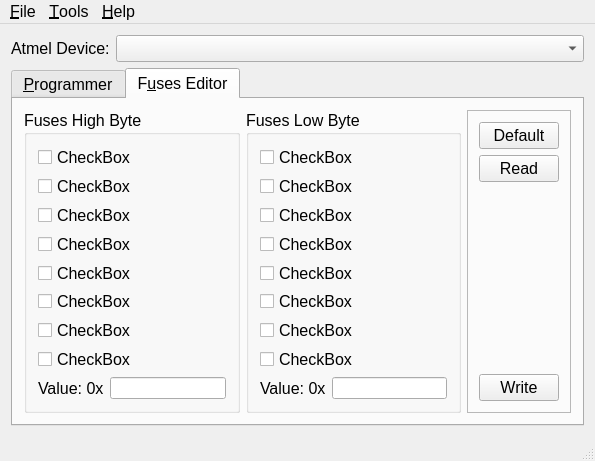
The window that src/USBtinyISPGUI.ui (positronic57/USBtinyISPGUI) describes before a commit, drawn with Qt 5.
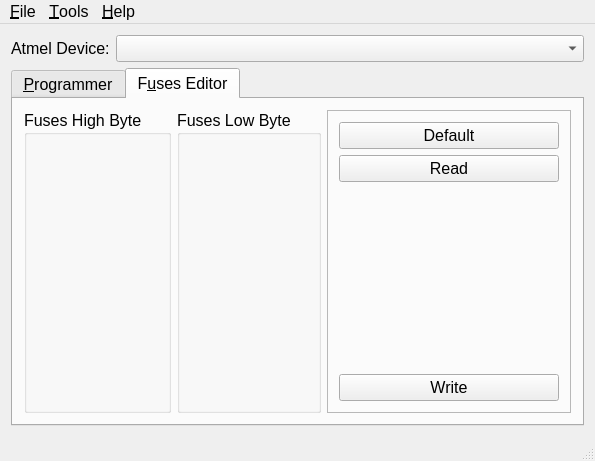
The same window after the commit. The open tabs and pages were chosen to show the change. Icons and pictures are not drawn.

Commit message: New widget for fuse bits. Code clean up.

```diff
--- a/src/USBtinyISPGUI.ui
+++ b/src/USBtinyISPGUI.ui
@@ -248,108 +248,6 @@
           <property name="title">
            <string>Fuses Low Byte</string>
           </property>
-          <layout class="QGridLayout" name="gridLayout_6">
-           <item row="0" column="0" colspan="2">
-            <widget class="QCheckBox" name="lfuse_bit_7">
-             <property name="toolTip">
-              <string>LFUSE Bit 7</string>
-             </property>
-             <property name="text">
-              <string>CheckBox</string>
-             </property>
-            </widget>
-           </item>
-           <item row="1" column="0" colspan="2">
-            <widget class="QCheckBox" name="lfuse_bit_6">
-             <property name="toolTip">
-              <string>LFUSE Bit 6</string>
-             </property>
-             <property name="text">
-              <string>CheckBox</string>
-             </property>
-            </widget>
-           </item>
-           <item row="2" column="0" colspan="2">
-            <widget class="QCheckBox" name="lfuse_bit_5">
-             <property name="toolTip">
-              <string>LFUSE Bit 5</string>
-             </property>
-             <property name="text">
-              <string>CheckBox</string>
-             </property>
-            </widget>
-           </item>
-           <item row="3" column="0" colspan="2">
-            <widget class="QCheckBox" name="lfuse_bit_4">
-             <property name="toolTip">
-              <string>LFUSE Bit 4</string>
-             </property>
-             <property name="text">
-              <string>CheckBox</string>
-             </property>
-            </widget>
-           </item>
-           <item row="4" column="0" colspan="2">
-            <widget class="QCheckBox" name="lfuse_bit_3">
-             <property name="toolTip">
-              <string>LFUSE Bit 3</string>
-             </property>
-             <property name="text">
-              <string>CheckBox</string>
-             </property>
-            </widget>
-           </item>
-           <item row="5" column="0" colspan="2">
-            <widget class="QCheckBox" name="lfuse_bit_2">
-             <property name="toolTip">
-              <string>LFUSE Bit 2</string>
-             </property>
-             <property name="text">
-              <string>CheckBox</string>
-             </property>
-            </widget>
-           </item>
-           <item row="6" column="0" colspan="2">
-            <widget class="QCheckBox" name="lfuse_bit_1">
-             <property name="toolTip">
-              <string>LFUSE Bit 1</string>
-             </property>
-             <property name="text">
-              <string>CheckBox</string>
-             </property>
-            </widget>
-           </item>
-           <item row="7" column="0" colspan="2">
-            <widget class="QCheckBox" name="lfuse_bit_0">
-             <property name="toolTip">
-              <string>LFUSE Bit 0</string>
-             </property>
-             <property name="text">
-              <string>CheckBox</string>
-             </property>
-            </widget>
-           </item>
-           <item row="8" column="0">
-            <widget class="QLabel" name="label_4">
-             <property name="text">
-              <string>Value: 0x</string>
-             </property>
-            </widget>
-           </item>
-           <item row="8" column="1">
-            <widget class="QLineEdit" name="lowByteLineEdit">
-             <property name="sizePolicy">
-              <sizepolicy hsizetype="MinimumExpanding" vsizetype="Fixed">
-               <horstretch>0</horstretch>
-               <verstretch>0</verstretch>
-              </sizepolicy>
-             </property>
-             <property name="inputMask">
-              <string>HH</string>
-             </property>
-            </widget>
-           </item>
-          </layout>
          </widget>
         </item>
         <item row="0" column="0" rowspan="2">
@@ -357,108 +255,6 @@
           <property name="title">
            <string>Fuses High Byte</string>
           </property>
-          <layout class="QGridLayout" name="gridLayout_5">
-           <item row="0" column="0" colspan="2">
-            <widget class="QCheckBox" name="hfuse_bit_7">
-             <property name="toolTip">
-              <string>HFUSE Bit 7</string>
-             </property>
-             <property name="text">
-              <string>CheckBox</string>
-             </property>
-            </widget>
-           </item>
-           <item row="1" column="0" colspan="2">
-            <widget class="QCheckBox" name="hfuse_bit_6">
-             <property name="toolTip">
-              <string>HFUSE Bit 6</string>
-             </property>
-             <property name="text">
-              <string>CheckBox</string>
-             </property>
-            </widget>
-           </item>
-           <item row="2" column="0" colspan="2">
-            <widget class="QCheckBox" name="hfuse_bit_5">
-             <property name="toolTip">
-              <string>HFUSE Bit 5</string>
-             </property>
-             <property name="text">
-              <string>CheckBox</string>
-             </property>
-            </widget>
-           </item>
-           <item row="3" column="0" colspan="2">
-            <widget class="QCheckBox" name="hfuse_bit_4">
-             <property name="toolTip">
-              <string>HFUSE Bit 4</string>
-             </property>
-             <property name="text">
-              <string>CheckBox</string>
-             </property>
-            </widget>
-           </item>
-           <item row="4" column="0" colspan="2">
-            <widget class="QCheckBox" name="hfuse_bit_3">
-             <property name="toolTip">
-              <string>HFUSE Bit 3</string>
-             </property>
-             <property name="text">
-              <string>CheckBox</string>
-             </property>
-            </widget>
-           </item>
-           <item row="5" column="0" colspan="2">
-            <widget class="QCheckBox" name="hfuse_bit_2">
-             <property name="toolTip">
-              <string>HFUSE Bit 2</string>
-             </property>
-             <property name="text">
-              <string>CheckBox</string>
-             </property>
-            </widget>
-           </item>
-           <item row="6" column="0" colspan="2">
-            <widget class="QCheckBox" name="hfuse_bit_1">
-             <property name="toolTip">
-              <string>HFUSE Bit 1</string>
-             </property>
-             <property name="text">
-              <string>CheckBox</string>
-             </property>
-            </widget>
-           </item>
-           <item row="7" column="0" colspan="2">
-            <widget class="QCheckBox" name="hfuse_bit_0">
-             <property name="toolTip">
-              <string>HFUSE Bit 0</string>
-             </property>
-             <property name="text">
-              <string>CheckBox</string>
-             </property>
-            </widget>
-           </item>
-           <item row="8" column="0">
-            <widget class="QLabel" name="label_3">
-             <property name="text">
-              <string>Value: 0x</string>
-             </property>
-            </widget>
-           </item>
-           <item row="8" column="1">
-            <widget class="QLineEdit" name="highByteLineEdit">
-             <property name="sizePolicy">
-              <sizepolicy hsizetype="MinimumExpanding" vsizetype="Fixed">
-               <horstretch>0</horstretch>
-               <verstretch>0</verstretch>
-              </sizepolicy>
-             </property>
-             <property name="inputMask">
-              <string>HH</string>
-             </property>
-            </widget>
-           </item>
-          </layout>
          </widget>
         </item>
         <item row="0" column="2" rowspan="2">
```
Left out of the diff: 6 changed lines with no effect on the pictures. The commit also changes 5 other files.
